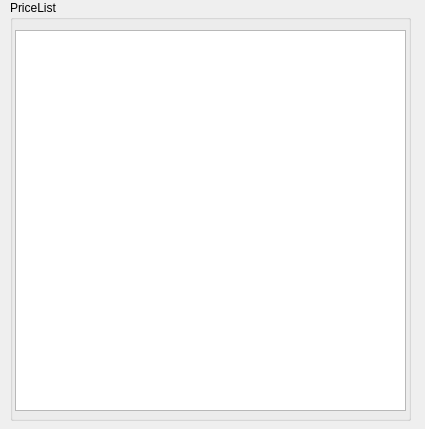
Before: the Qt Designer form pricelist.ui in 0x000N3X4N/HomeApplianceService, drawn with Qt 5.
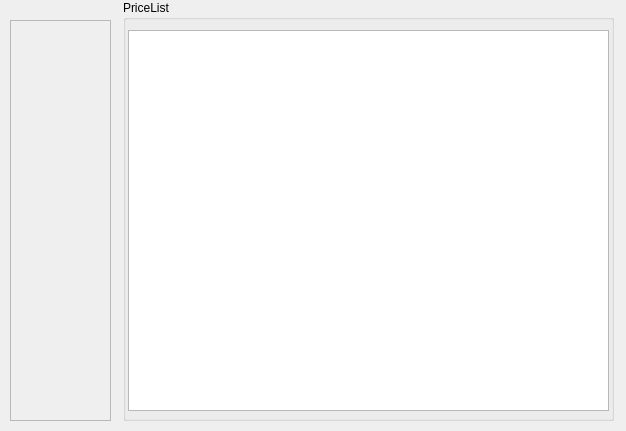
After: the same form once the commit is applied. Icons and pictures are not drawn.

Commit message: added: stats, deleter for pricelist, service_add to pricelist, guarantee for add record module; fixed: record

The edit to the form file:
```diff
--- a/pricelist.ui
+++ b/pricelist.ui
@@ -6,20 +6,20 @@
    <rect>
     <x>0</x>
     <y>0</y>
-    <width>425</width>
-    <height>429</height>
+    <width>626</width>
+    <height>431</height>
    </rect>
   </property>
   <property name="minimumSize">
    <size>
-    <width>425</width>
+    <width>535</width>
     <height>429</height>
    </size>
   </property>
   <property name="maximumSize">
    <size>
-    <width>425</width>
-    <height>429</height>
+    <width>626</width>
+    <height>431</height>
    </size>
   </property>
   <property name="windowTitle">
@@ -28,9 +28,9 @@
   <widget class="QGroupBox" name="price_lsit_gBox">
    <property name="geometry">
     <rect>
-     <x>10</x>
+     <x>123</x>
      <y>0</y>
-     <width>401</width>
+     <width>491</width>
      <height>421</height>
     </rect>
    </property>
@@ -42,12 +42,95 @@
      <rect>
       <x>5</x>
       <y>30</y>
-      <width>391</width>
+      <width>481</width>
       <height>381</height>
      </rect>
     </property>
    </widget>
   </widget>
+  <widget class="QFrame" name="toolbar_frame">
+   <property name="geometry">
+    <rect>
+     <x>10</x>
+     <y>20</y>
+     <width>101</width>
+     <height>401</height>
+    </rect>
+   </property>
+   <property name="frameShape">
+    <enum>QFrame::StyledPanel</enum>
+   </property>
+   <property name="frameShadow">
+    <enum>QFrame::Raised</enum>
+   </property>
+   <widget class="QWidget" name="layoutWidget">
+    <property name="geometry">
+     <rect>
+      <x>10</x>
+      <y>10</y>
+      <width>81</width>
+      <height>171</height>
+     </rect>
+    </property>
+    <layout class="QVBoxLayout" name="verticalLayout">
+     <item>
+      <widget class="QPushButton" name="add_price_btn">
+       <property name="styleSheet">
+        <string notr="true">border-radius: 20px;
+border-width: 3px;</string>
+       </property>
+       <property name="text">
+        <string/>
+       </property>
+       <property name="icon">
+        <iconset resource="res.qrc">
+         <normaloff>:/resources/img/add_btn_icon.png</normaloff>:/resources/img/add_btn_icon.png</iconset>
+       </property>
+       <property name="iconSize">
+        <size>
+         <width>64</width>
+         <height>64</height>
+        </size>
+       </property>
+      </widget>
+     </item>
+     <item>
+      <spacer name="verticalSpacer">
+       <property name="orientation">
+        <enum>Qt::Vertical</enum>
+       </property>
+       <property name="sizeHint" stdset="0">
+        <size>
+         <width>20</width>
+         <height>444</height>
+        </size>
+       </property>
+      </spacer>
+     </item>
+     <item>
+      <widget class="QPushButton" name="delete_btn">
+       <property name="styleSheet">
+        <string notr="true">border-radius: 20px;
+border-width: 3px;</string>
+       </property>
+       <property name="text">
+        <string/>
+       </property>
+       <property name="icon">
+        <iconset resource="res.qrc">
+         <normaloff>:/resources/img/delete_btn_icon.png</normaloff>:/resources/img/delete_btn_icon.png</iconset>
+       </property>
+       <property name="iconSize">
+        <size>
+         <width>64</width>
+         <height>64</height>
+        </size>
+       </property>
+      </widget>
+     </item>
+    </layout>
+   </widget>
+  </widget>
  </widget>
  <resources/>
  <connections/>
```
Left out of the diff: 6 changed lines with no effect on the pictures. The commit also changes 27 other files.
